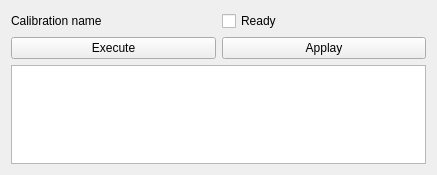
The window that gui/widget/calibrations/CalibrationWidget.ui (Kaldie/GeRoBot) describes before a commit, drawn with Qt 5.
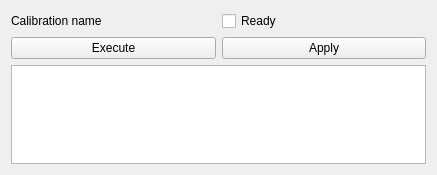
The same window after the commit.

Diff of the .ui file:
```diff
--- a/gui/widget/calibrations/CalibrationWidget.ui
+++ b/gui/widget/calibrations/CalibrationWidget.ui
@@ -47,7 +47,7 @@
      <item>
       <widget class="QPushButton" name="applyButton">
        <property name="text">
-        <string>Applay</string>
+        <string>Apply</string>
        </property>
       </widget>
      </item>
```
Left out of the diff: 7 changed lines with no effect on the pictures.
